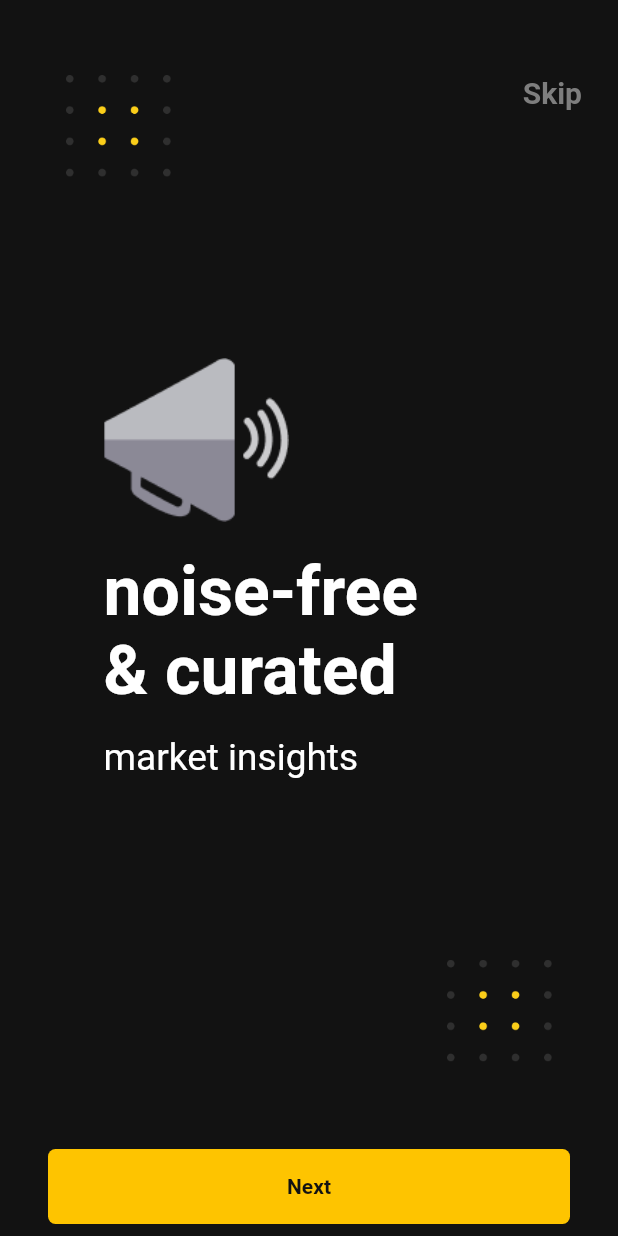
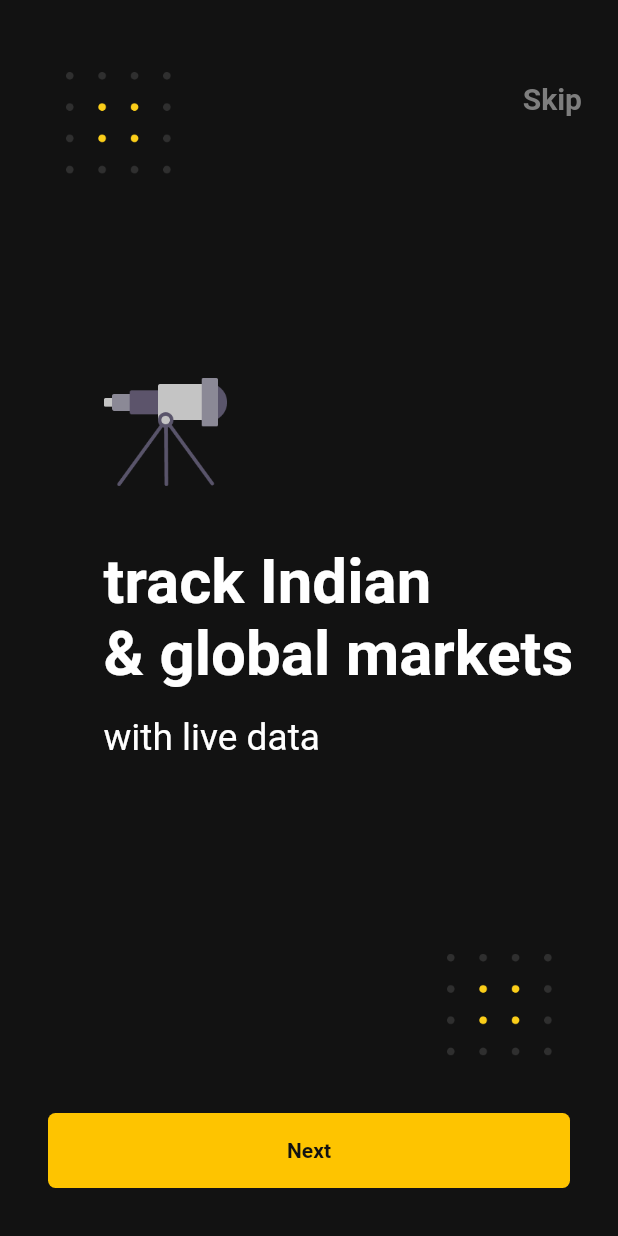
Before and after one commit to aninarafath6/market-feed-clone, a Flutter app: the screen it shows after launch, after a tap on "Next", on a phone screen of 412 x 824 dp. Run offline on Flutter 3.47's test engine with Material 2 defaults, Android fonts, the phone set to English and light mode, and no system bars; our stand-ins replace google_fonts.

Commit message:
onboarding screen fuctions

```diff
--- a/lib/onboarding/view_models/onboarding_view_model.dart
+++ b/lib/onboarding/view_models/onboarding_view_model.dart
@@ -2,7 +2,25 @@ import 'package:flutter/material.dart';
 import 'package:marketfeed_clone/onboarding/models/onboarding_model.dart';
 
 class OnboardingViewModel with ChangeNotifier {
-  final List<OnboardingModel> onboardingData = <OnboardingModel>[
+  int _selectedIndex = 0;
+  final PageController pageController = PageController();
+
+  get onboardingData => _onboardingData;
+  get selectedIndex => _selectedIndex;
+
+  void updateIndex(int index) {
+    _selectedIndex = index;
+    notifyListeners();
+  }
+
+  void nextPage() {
+    if (_selectedIndex != _onboardingData.length - 1) {
+      pageController.nextPage(
+          duration: const Duration(milliseconds: 600), curve: Curves.ease);
+    }
+  }
+
+  final List<OnboardingModel> _onboardingData = <OnboardingModel>[
     OnboardingModel(
       title: 'noise-free\n& curated',
       subtitle: 'market insights',
--- a/lib/onboarding/views/onboarding_view.dart
+++ b/lib/onboarding/views/onboarding_view.dart
@@ -1,8 +1,10 @@
 import 'package:flutter/material.dart';
 import 'package:marketfeed_clone/common/constants/app_colors.dart';
 import 'package:marketfeed_clone/common/constants/app_images.dart';
+import 'package:marketfeed_clone/onboarding/view_models/onboarding_view_model.dart';
 import 'package:marketfeed_clone/onboarding/views/widgets/button.dart';
 import 'package:marketfeed_clone/onboarding/views/widgets/onboarding_paging.dart';
+import 'package:provider/src/provider.dart';
 
 class OnboardingView extends StatelessWidget {
   const OnboardingView({Key? key}) : super(key: key);
@@ -15,7 +17,7 @@ class OnboardingView extends StatelessWidget {
       backgroundColor: AppColors.primaryColor,
       body: SafeArea(
         child: Padding(
-          padding: const EdgeInsets.symmetric(horizontal: 24.0),
+          padding: const EdgeInsets.all(24.0),
           child: Column(
             children: [
               Expanded(
@@ -23,7 +25,7 @@ class OnboardingView extends StatelessWidget {
                   children: <Widget>[
                     const Positioned(
                       right: 0,
-                      top: 50,
+                      top: 30,
                       child: Text(
                         'Skip',
                         style: TextStyle(
@@ -34,7 +36,7 @@ class OnboardingView extends StatelessWidget {
                       ),
                     ),
                     Positioned(
-                      top: 50,
+                      top: 24,
                       left: 20,
                       child: Image.asset(
                         AppImages.doutImage,
@@ -42,21 +44,25 @@ class OnboardingView extends StatelessWidget {
                       ),
                     ),
                     Positioned(
-                      bottom: 50,
+                      bottom: 30,
                       right: 20,
                       child: Image.asset(
                         AppImages.doutImage,
                         width: 70,
                       ),
                     ),
-                    Align(
+                    const Align(
                       alignment: Alignment.centerLeft,
                       child: OnboardingPaging(),
                     )
                   ],
                 ),
               ),
-              Button(label: 'Next', onTap: () {}),
+              Button(
+                  label: 'Next',
+                  onTap: () {
+                    context.read<OnboardingViewModel>().nextPage();
+                  }),
             ],
           ),
         ),
--- a/lib/onboarding/views/widgets/onboarding_paging.dart
+++ b/lib/onboarding/views/widgets/onboarding_paging.dart
@@ -14,6 +14,9 @@ class OnboardingPaging extends StatelessWidget {
     var provider = context.read<OnboardingViewModel>();
 
     return PageView.builder(
+      controller:provider.pageController,
+      onPageChanged:provider.updateIndex,
+      physics:const BouncingScrollPhysics(),
       itemCount: provider.onboardingData.length,
       itemBuilder: (context, index) {
         return Padding(
@@ -24,13 +27,13 @@ class OnboardingPaging extends StatelessWidget {
             children: [
               Image.asset(
                 provider.onboardingData[index].icon!,
-                width: context.getHeight(15),
+                width: context.getHeight(10),
               ),
-              const SizedBox(height: 20),
+              const SizedBox(height: 40),
               Text(
                 provider.onboardingData[index].title!,
                 style: GoogleFonts.roboto(
-                  fontSize: context.getWidth(11),
+                  fontSize: context.getWidth(10),
                   color: Colors.white,
                   fontWeight: FontWeight.bold,
                 ),
```
